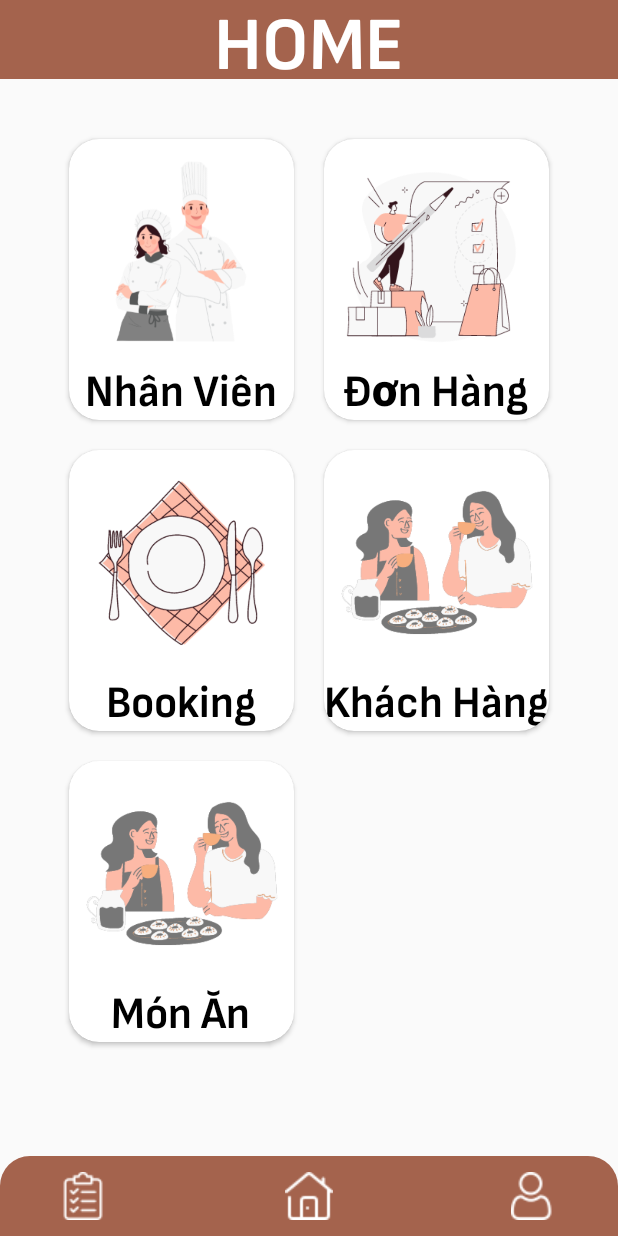
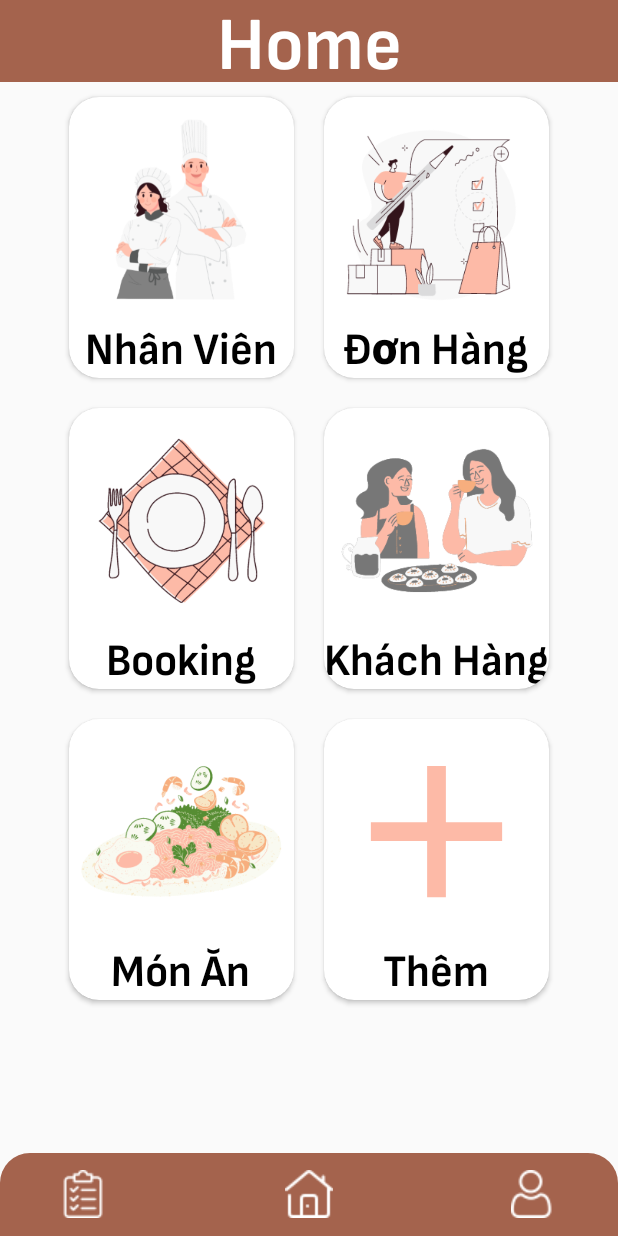
Before and after one commit to ltwang03/hres-management, an Android app: the Home screen opened directly, with no data from a screen before it, on a phone screen of 412 x 824 dp. Run offline under Robolectric (Android 15) with nearby library versions, the phone set to English and light mode, and no system bars.

Commit message:
done home, add product

```diff
--- a/app/build.gradle
+++ b/app/build.gradle
@@ -8,7 +8,7 @@ android {
 
     defaultConfig {
         applicationId "edu.huflit.hres_management"
-        minSdk 16
+        minSdk 17
         targetSdk 33
         versionCode 1
         versionName "1.0"
--- a/app/src/main/java/edu/huflit/hres_management/LoginActivity.java
+++ b/app/src/main/java/edu/huflit/hres_management/LoginActivity.java
@@ -36,7 +36,7 @@ public class LoginActivity extends AppCompatActivity {
         sharedPreferences = getSharedPreferences("data", Context.MODE_PRIVATE);
         String token = sharedPreferences.getString("token", "");
         if(!token.equals("")) {
-            Intent i = new Intent(LoginActivity.this, HomePageActivity.class);
+            Intent i = new Intent(LoginActivity.this, Home.class);
             startActivity(i);
             finish();
         }
@@ -72,7 +72,7 @@ public class LoginActivity extends AppCompatActivity {
                 SharedPreferences.Editor editor = sharedPreferences.edit();
                 editor.putString("token", loginResponse.getToken());
                 Toast.makeText(LoginActivity.this, loginResponse.getMessage(), Toast.LENGTH_SHORT).show();
-                Intent i = new Intent(LoginActivity.this, HomePageActivity.class);
+                Intent i = new Intent(LoginActivity.this, Home.class);
                 startActivity(i);
                 finish();
             }
--- /dev/null
+++ b/app/src/main/res/drawable/add_item.xml
@@ -0,0 +1,5 @@
+<vector android:height="4dp" android:tint="#FDBAA7"
+    android:viewportHeight="24" android:viewportWidth="24"
+    android:width="4dp" xmlns:android="http://schemas.android.com/apk/res/android">
+    <path android:fillColor="@android:color/white" android:pathData="M19,13h-6v6h-2v-6H5v-2h6V5h2v6h6v2z"/>
+</vector>
--- a/app/src/main/res/drawable/button_primary.xml
+++ b/app/src/main/res/drawable/button_primary.xml
@@ -2,10 +2,8 @@
 <selector xmlns:android="http://schemas.android.com/apk/res/android">
     <item>
         <shape android:shape="rectangle">
-            <corners
-                android:radius="30dip">
-            </corners>
-            <stroke android:width="1dip"></stroke>
+            <corners android:radius="30dip"/>
+            <stroke android:width="1dip"/>
         </shape>
     </item>
 </selector>
--- a/app/src/main/res/layout/activity_home.xml
+++ b/app/src/main/res/layout/activity_home.xml
@@ -8,166 +8,218 @@
     android:theme="@style/AppTheme"
     tools:context=".Home"
     android:weightSum="30">
-    <RelativeLayout
+    <TextView
         android:layout_width="match_parent"
         android:layout_height="0dp"
+        android:layout_centerHorizontal="true"
+        android:layout_centerVertical="true"
+        android:layout_weight="2"
         android:background="@color/orange_03"
-        android:layout_weight="2">
-        <TextView
-            android:layout_width="wrap_content"
-            android:layout_height="wrap_content"
-            android:text="HOME"
-            android:textStyle="bold"
+        android:gravity="center"
+        android:text="Home"
+        android:textColor="@color/white"
         android:textSize="50sp"
-            android:textColor="@color/white"
-            android:layout_centerVertical="true"
-            android:layout_centerInParent="true"/>
-    </RelativeLayout>
-    <GridLayout
-        android:layout_weight="26"
+        android:textStyle="bold" />
+
+    <ScrollView
         android:layout_width="wrap_content"
         android:layout_height="0dp"
-        android:columnCount="2"
+        android:layout_weight="26"
+        android:layout_gravity="center">
+        <LinearLayout
+            android:layout_width="match_parent"
+            android:layout_height="wrap_content"
+            android:orientation="vertical">
+            <GridLayout
+                android:layout_width="match_parent"
+                android:layout_height="match_parent"
                 android:layout_gravity="center"
-        android:layout_marginTop="30dp"
                 android:layout_marginStart="20dp"
-        android:layout_marginEnd="20dp">
+                android:layout_marginEnd="20dp"
+                android:columnCount="2">
+
                 <androidx.cardview.widget.CardView
                     android:layout_width="wrap_content"
                     android:layout_height="wrap_content"
+                    android:layout_margin="10dp"
                     app:cardCornerRadius="20dp"
-            app:cardElevation="2dp"
-            android:layout_margin="10dp">
+                    app:cardElevation="2dp">
+
                     <LinearLayout
                         android:layout_width="wrap_content"
                         android:layout_height="wrap_content"
+                        android:gravity="center"
                         android:orientation="vertical"
-                android:gravity="center"
                         tools:ignore="UseCompoundDrawables">
+
                         <ImageView
                             android:layout_width="150dp"
                             android:layout_height="150dp"
                             android:layout_gravity="center"
-                    android:src="@drawable/staff"/>
+                            android:src="@drawable/staff" />
+
                         <TextView
                             android:layout_width="wrap_content"
                             android:layout_height="wrap_content"
                             android:text="Nhân Viên"
                             android:textColor="@color/black"
-                    android:textStyle="bold"
-                    android:textSize="30sp"/>
+                            android:textSize="30sp"
+                            android:textStyle="bold" />
                     </LinearLayout>
                 </androidx.cardview.widget.CardView>
 
                 <androidx.cardview.widget.CardView
                     android:layout_width="wrap_content"
                     android:layout_height="wrap_content"
+                    android:layout_margin="10dp"
                     app:cardCornerRadius="20dp"
-            app:cardElevation="2dp"
-            android:layout_margin="10dp">
+                    app:cardElevation="2dp">
+
                     <LinearLayout
                         android:layout_width="wrap_content"
                         android:layout_height="wrap_content"
+                        android:gravity="center"
                         android:orientation="vertical"
-                android:gravity="center"
                         tools:ignore="UseCompoundDrawables">
+
                         <ImageView
                             android:layout_width="150dp"
                             android:layout_height="150dp"
-                    android:src="@drawable/order"
-                    android:layout_gravity="center"/>
+                            android:layout_gravity="center"
+                            android:src="@drawable/order" />
+
                         <TextView
                             android:layout_width="wrap_content"
                             android:layout_height="wrap_content"
                             android:text="Đơn Hàng"
                             android:textColor="@color/black"
-                    android:textStyle="bold"
-                    android:textSize="30sp"/>
+                            android:textSize="30sp"
+                            android:textStyle="bold" />
                     </LinearLayout>
                 </androidx.cardview.widget.CardView>
 
                 <androidx.cardview.widget.CardView
                     android:layout_width="wrap_content"
                     android:layout_height="wrap_content"
+                    android:layout_margin="10dp"
                     app:cardCornerRadius="20dp"
-            app:cardElevation="2dp"
-            android:layout_margin="10dp">
+                    app:cardElevation="2dp">
+
                     <LinearLayout
                         android:layout_width="wrap_content"
                         android:layout_height="wrap_content"
+                        android:gravity="center"
                         android:orientation="vertical"
-                android:gravity="center"
                         tools:ignore="UseCompoundDrawables">
+
                         <ImageView
                             android:layout_width="150dp"
                             android:layout_height="150dp"
                             android:layout_gravity="center"
-                    android:src="@drawable/booking"/>
+                            android:src="@drawable/booking" />
+
                         <TextView
                             android:layout_width="wrap_content"
                             android:layout_height="wrap_content"
                             android:text="Booking"
                             android:textColor="@color/black"
-                    android:textStyle="bold"
-                    android:textSize="30sp"/>
+                            android:textSize="30sp"
+                            android:textStyle="bold" />
                     </LinearLayout>
                 </androidx.cardview.widget.CardView>
 
                 <androidx.cardview.widget.CardView
                     android:layout_width="wrap_content"
                     android:layout_height="wrap_content"
+                    android:layout_margin="10dp"
                     app:cardCornerRadius="20dp"
-            app:cardElevation="2dp"
-            android:layout_margin="10dp">
+                    app:cardElevation="2dp">
+
                     <LinearLayout
                         android:layout_width="wrap_content"
                         android:layout_height="wrap_content"
+                        android:gravity="center"
                         android:orientation="vertical"
-                android:gravity="center"
                         tools:ignore="UseCompoundDrawables">
+
                         <ImageView
-                    android:src="@drawable/customer"
                             android:layout_width="150dp"
                             android:layout_height="150dp"
-                    android:layout_gravity="center"/>
+                            android:layout_gravity="center"
+                            android:src="@drawable/customer" />
+
                         <TextView
                             android:layout_width="wrap_content"
                             android:layout_height="wrap_content"
                             android:text="Khách Hàng"
                             android:textColor="@color/black"
-                    android:textStyle="bold"
-                    android:textSize="30sp"/>
+                            android:textSize="30sp"
+                            android:textStyle="bold" />
                     </LinearLayout>
                 </androidx.cardview.widget.CardView>
 
                 <androidx.cardview.widget.CardView
                     android:layout_width="wrap_content"
                     android:layout_height="wrap_content"
+                    android:layout_margin="10dp"
                     app:cardCornerRadius="20dp"
-            app:cardElevation="2dp"
-            android:layout_margin="10dp">
+                    app:cardElevation="2dp">
+
                     <LinearLayout
                         android:layout_width="wrap_content"
                         android:layout_height="wrap_content"
+                        android:gravity="center"
                         android:orientation="vertical"
-                android:gravity="center"
                         tools:ignore="UseCompoundDrawables">
+
                         <ImageView
-                    android:src="@drawable/customer"
                             android:layout_width="150dp"
                             android:layout_height="150dp"
-                    android:layout_gravity="center"/>
+                            android:layout_gravity="center"
+                            android:src="@drawable/food" />
+
                         <TextView
                             android:layout_width="wrap_content"
                             android:layout_height="wrap_content"
                             android:text="Món Ăn"
                             android:textColor="@color/black"
-                    android:textStyle="bold"
-                    android:textSize="30sp"/>
+                            android:textSize="30sp"
+                            android:textStyle="bold" />
                     </LinearLayout>
                 </androidx.cardview.widget.CardView>
+                <androidx.cardview.widget.CardView
+                    android:layout_width="wrap_content"
+                    android:layout_height="wrap_content"
+                    android:layout_margin="10dp"
+                    app:cardCornerRadius="20dp"
+                    app:cardElevation="2dp">
+
+                    <LinearLayout
+                        android:layout_width="wrap_content"
+                        android:layout_height="wrap_content"
+                        android:gravity="center"
+                        android:orientation="vertical"
+                        tools:ignore="UseCompoundDrawables">
+
+                        <ImageView
+                            android:layout_width="150dp"
+                            android:layout_height="150dp"
+                            android:layout_gravity="center"
+                            android:src="@drawable/add_item" />
+
+                        <TextView
+                            android:layout_width="wrap_content"
+                            android:layout_height="wrap_content"
+                            android:text="Thêm"
+                            android:textColor="@color/black"
+                            android:textSize="30sp"
+                            android:textStyle="bold" />
+                    </LinearLayout>
+                </androidx.cardview.widget.CardView>
+
             </GridLayout>
-
+        </LinearLayout>
+    </ScrollView>
     <include
         android:layout_weight="2"
         layout="@layout/activity_toolbar_below"
```
Also changed, not shown: app/src/main/AndroidManifest.xml (+6 -6 lines), app/src/main/java/edu/huflit/hres_management/IntroActivity.java (+22 -22 lines), app/src/main/res/layout/activity_add_products.xml (added, +104 -0 lines), app/src/main/res/layout/activity_toolbar_above.xml (deleted, +0 -31 lines), app/src/main/res/values/style.xml (+7 -0 lines), app/src/main/res/drawable/food.png (added). Lines whose indentation alone changed are shown as unchanged.
